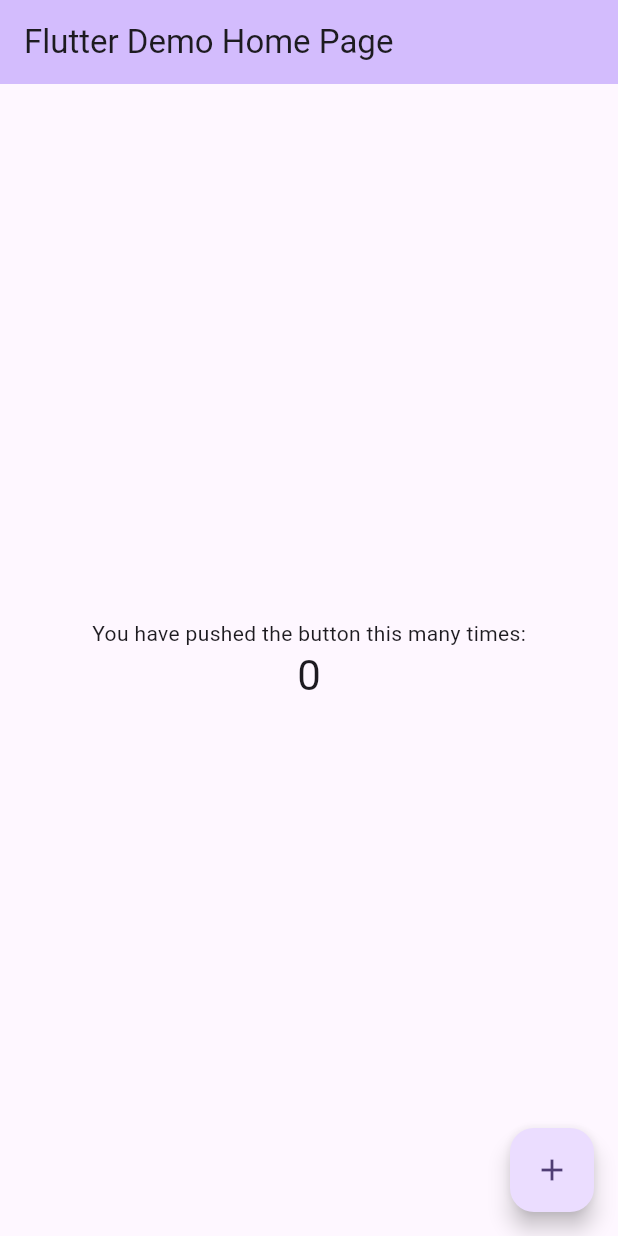
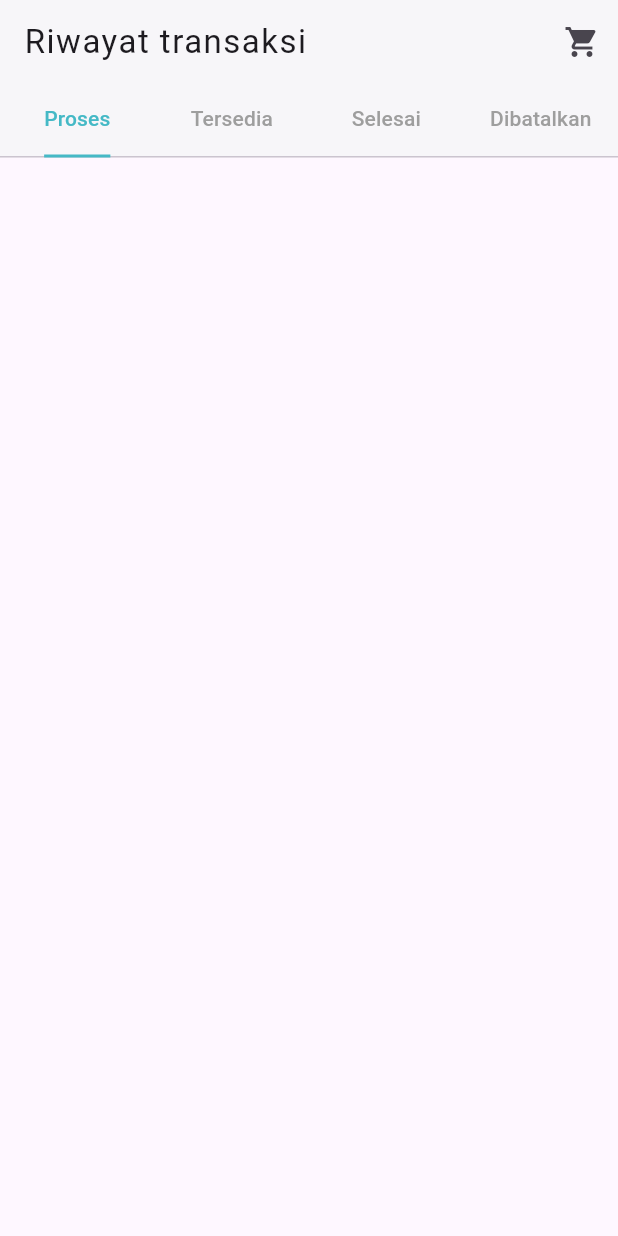
Before and after one commit to mukhayyar/free-market-pens-mobile, a Flutter app: the screen it shows after launch, on a phone screen of 412 x 824 dp. Run offline on Flutter 3.47's test engine with Material 3 defaults, Android fonts, the phone set to English and light mode, and no system bars.

Commit message:
feat: riwayat transaksi

```diff
--- a/lib/main.dart
+++ b/lib/main.dart
@@ -1,4 +1,6 @@
 import 'package:flutter/material.dart';
+import 'package:free_market_pens_mobile/pages/riwayat_page.dart';
+import 'package:free_market_pens_mobile/widget/image_widget.dart';
 
 void main() {
   runApp(const MyApp());
@@ -11,115 +13,37 @@ class MyApp extends StatelessWidget {
   @override
   Widget build(BuildContext context) {
     return MaterialApp(
-      title: 'Flutter Demo',
-      theme: ThemeData(
-        // This is the theme of your application.
-        //
-        // TRY THIS: Try running your application with "flutter run". You'll see
-        // the application has a purple toolbar. Then, without quitting the app,
-        // try changing the seedColor in the colorScheme below to Colors.green
-        // and then invoke "hot reload" (save your changes or press the "hot
-        // reload" button in a Flutter-supported IDE, or press "r" if you used
-        // the command line to start the app).
-        //
-        // Notice that the counter didn't reset back to zero; the application
-        // state is not lost during the reload. To reset the state, use hot
-        // restart instead.
-        //
-        // This works for code too, not just values: Most code changes can be
-        // tested with just a hot reload.
-        colorScheme: ColorScheme.fromSeed(seedColor: Colors.deepPurple),
-        useMaterial3: true,
+        title: 'Flutter Demo',
+        theme: ThemeData(
+          tabBarTheme: TabBarTheme(
+            indicator: UnderlineTabIndicator(
+              borderSide: BorderSide(
+                color: Color(0xFF45B9C6),
+                width: 2,
+              ),
+            ),
+            unselectedLabelColor: Colors.grey,
+            labelColor: Color(0xFF45B9C6),
+          ),
+          appBarTheme: AppBarTheme(color: Colors.white),
+          colorScheme: ColorScheme.fromSeed(seedColor: Colors.deepPurple),
+          useMaterial3: true,
+        ),
+        home: const RiwayatPage());
+  }
+}
+
+class Tes extends StatelessWidget {
+  const Tes({super.key});
+
+  @override
+  @override
+  Widget build(BuildContext context) {
+    return Scaffold(
+      body: Center(
+        child: ImageWidget(
+            path: "assets/images/login.png", width: 200.0, height: 200.0),
       ),
-      home: const MyHomePage(title: 'Flutter Demo Home Page'),
     );
   }
 }
-
-class MyHomePage extends StatefulWidget {
-  const MyHomePage({super.key, required this.title});
-
-  // This widget is the home page of your application. It is stateful, meaning
-  // that it has a State object (defined below) that contains fields that affect
-  // how it looks.
-
-  // This class is the configuration for the state. It holds the values (in this
-  // case the title) provided by the parent (in this case the App widget) and
-  // used by the build method of the State. Fields in a Widget subclass are
-  // always marked "final".
-
-  final String title;
-
-  @override
-  State<MyHomePage> createState() => _MyHomePageState();
-}
-
-class _MyHomePageState extends State<MyHomePage> {
-  int _counter = 0;
-
-  void _incrementCounter() {
-    setState(() {
-      // This call to setState tells the Flutter framework that something has
-      // changed in this State, which causes it to rerun the build method below
-      // so that the display can reflect the updated values. If we changed
-      // _counter without calling setState(), then the build method would not be
-      // called again, and so nothing would appear to happen.
-      _counter++;
-    });
-  }
-
-  @override
-  Widget build(BuildContext context) {
-    // This method is rerun every time setState is called, for instance as done
-    // by the _incrementCounter method above.
-    //
-    // The Flutter framework has been optimized to make rerunning build methods
-    // fast, so that you can just rebuild anything that needs updating rather
-    // than having to individually change instances of widgets.
-    return Scaffold(
-      appBar: AppBar(
-        // TRY THIS: Try changing the color here to a specific color (to
-        // Colors.amber, perhaps?) and trigger a hot reload to see the AppBar
-        // change color while the other colors stay the same.
-        backgroundColor: Theme.of(context).colorScheme.inversePrimary,
-        // Here we take the value from the MyHomePage object that was created by
-        // the App.build method, and use it to set our appbar title.
-        title: Text(widget.title),
-      ),
-      body: Center(
-        // Center is a layout widget. It takes a single child and positions it
-        // in the middle of the parent.
-        child: Column(
-          // Column is also a layout widget. It takes a list of children and
-          // arranges them vertically. By default, it sizes itself to fit its
-          // children horizontally, and tries to be as tall as its parent.
-          //
-          // Column has various properties to control how it sizes itself and
-          // how it positions its children. Here we use mainAxisAlignment to
-          // center the children vertically; the main axis here is the vertical
-          // axis because Columns are vertical (the cross axis would be
-          // horizontal).
-          //
-          // TRY THIS: Invoke "debug painting" (choose the "Toggle Debug Paint"
-          // action in the IDE, or press "p" in the console), to see the
-          // wireframe for each widget.
-          mainAxisAlignment: MainAxisAlignment.center,
-          children: <Widget>[
-            const Text(
-              'You have pushed the button this many times:',
-            ),
-            Text(
-              '$_counter',
-              style: Theme.of(context).textTheme.headlineMedium,
-            ),
-          ],
-        ),
-      ),
-      floatingActionButton: FloatingActionButton(
-        onPressed: _incrementCounter,
-        tooltip: 'Increment',
-        child: const Icon(Icons.add),
-      ), // This trailing comma makes auto-formatting nicer for build methods.
-    );
-  }
-}
--- /dev/null
+++ b/lib/pages/riwayat_page.dart
@@ -0,0 +1,42 @@
+import 'package:flutter/material.dart';
+
+class RiwayatPage extends StatelessWidget {
+  const RiwayatPage({super.key});
+
+  @override
+  Widget build(BuildContext context) {
+    return DefaultTabController(
+      length: 4,
+      child: Scaffold(
+        appBar: AppBar(
+          title: Text("Riwayat transaksi", style: TextStyle(letterSpacing: 1)),
+          elevation: 1,
+          actions: [
+            IconButton(
+              icon: const Icon(Icons.shopping_cart),
+              onPressed: () {},
+            )
+          ],
+          bottom: const TabBar(
+            indicatorWeight: 3,
+            labelStyle: TextStyle(),
+            tabs: [
+              Tab(
+                text: 'Proses',
+              ),
+              Tab(
+                text: 'Tersedia',
+              ),
+              Tab(
+                text: 'Selesai',
+              ),
+              Tab(
+                text: 'Dibatalkan',
+              ),
+            ],
+          ),
+        ),
+      ),
+    );
+  }
+}
```
Also changed, not shown: lib/widget/image_widget.dart (added, +26 -0 lines), lib/widget/list_widget.dart (added, +26 -0 lines), pubspec.yaml (+3 -31 lines), assets/icons/centang.png (added), assets/icons/false.png (added), assets/icons/whatsapp.png (added), assets/images/Announcement.png (added), assets/images/Come back later.png (added), assets/images/Empty cart.png (added), assets/images/No records.png (added), assets/images/Product.png (added), assets/images/Track your order.png (added), assets/images/Welcome sign.png (added), assets/images/deleted.png (added), 2 more files, 2 other files.
